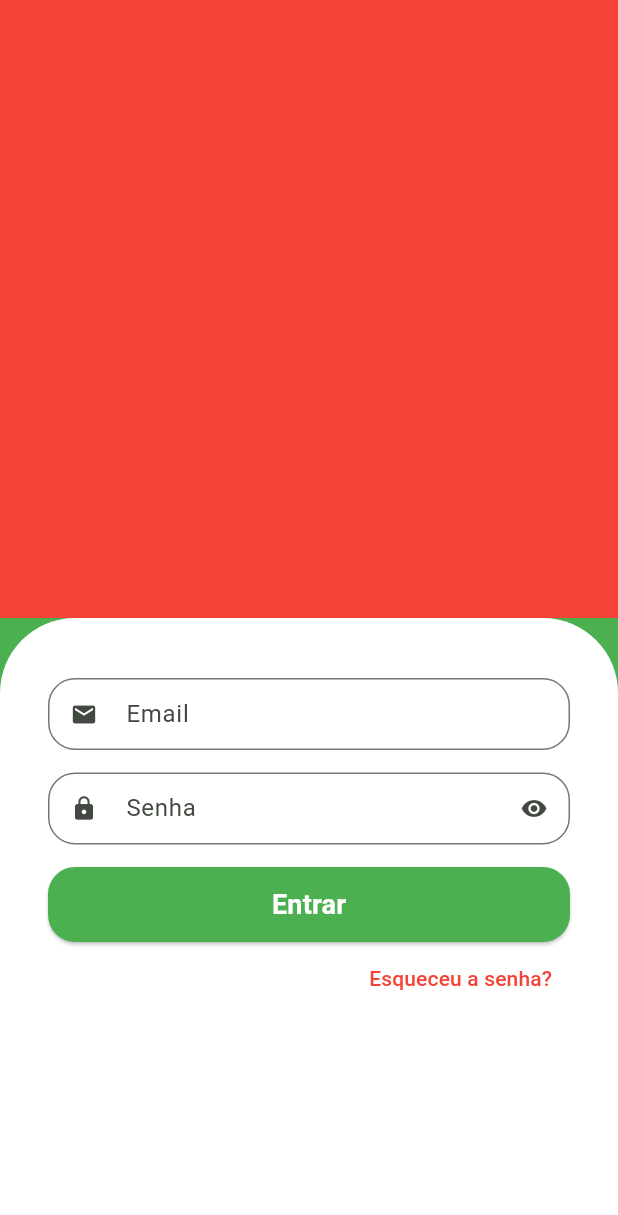
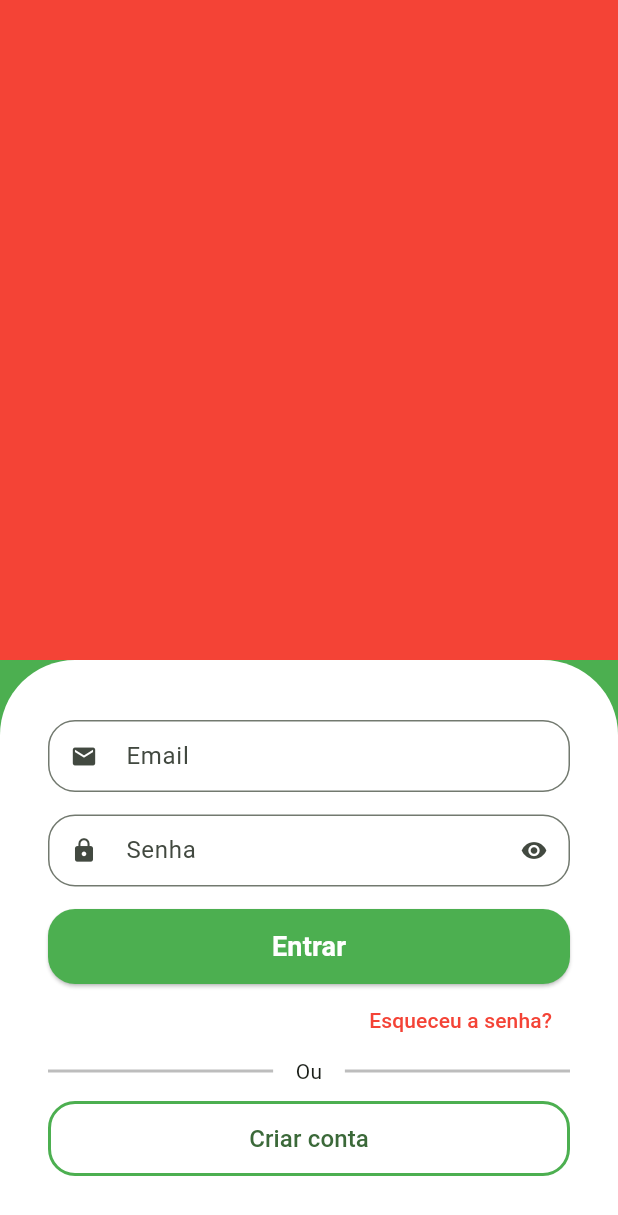
Before and after one commit to Miicchhel/FruitTrace, a Flutter app: the screen it shows after launch, on a phone screen of 412 x 824 dp. Shown: the top 1215 px of the screen. Run offline on Flutter 3.47's test engine with Material 3 defaults, Android fonts, the phone set to English and light mode, and no system bars.

Commit message:
criando um divisor, o botão de cadastro de usuário e estruturando sem o Expanded

```diff
--- a/lib/src/auth/sign_in_screen.dart
+++ b/lib/src/auth/sign_in_screen.dart
@@ -21,8 +21,7 @@ class _SignInScreenState extends State<SignInScreen> {
           Expanded(child: Container(color: Colors.red)),
 
           // parte de baixo
-          Expanded(
-            child: Container(
+          Container(
             padding: const EdgeInsets.symmetric(
               horizontal: 32.0,
               vertical: 40.0,
@@ -86,8 +85,61 @@ class _SignInScreenState extends State<SignInScreen> {
                     ),
                   ),
                 ),
+
+                // Divisor
+                Padding(
+                  padding: const EdgeInsets.only(bottom: 10.0),
+                  child: Row(
+                    children: [
+                      Expanded(
+                        child: Divider(
+                          thickness: 2.0,
+                          color: Colors.grey[400],
+                        ),
+                      ),
+
+                      const Padding(
+                        padding: EdgeInsets.symmetric(
+                          horizontal: 15.0,
+                        ),
+                        child: Text('Ou'),
+                      ),
+
+                      Expanded(
+                        child: Divider(
+                          thickness: 2.0,
+                          color: Colors.grey[400],
+                        ),
+                      ),
                     ],
                   ),
+                ),
+
+                // btn Cadastrar
+                SizedBox(
+                  height: 50.0,
+                  child: OutlinedButton(
+                    onPressed: (){},
+
+                    style: OutlinedButton.styleFrom(
+                      shape: const RoundedRectangleBorder(
+                        borderRadius: BorderRadius.all(Radius.circular(18.0)),
+                      ),
+                      side: const BorderSide(
+                        width: 2.0,
+                        color: Colors.green,
+                      ),
+                    ),
+
+                    child: const Text(
+                      'Criar conta',
+                      style: TextStyle(
+                        fontSize: 16.0,
+                      ),
+                    )
+                  ),
+                ),
+              ],
             ),
           ),
         ],
```
Lines whose indentation alone changed are shown as unchanged.
